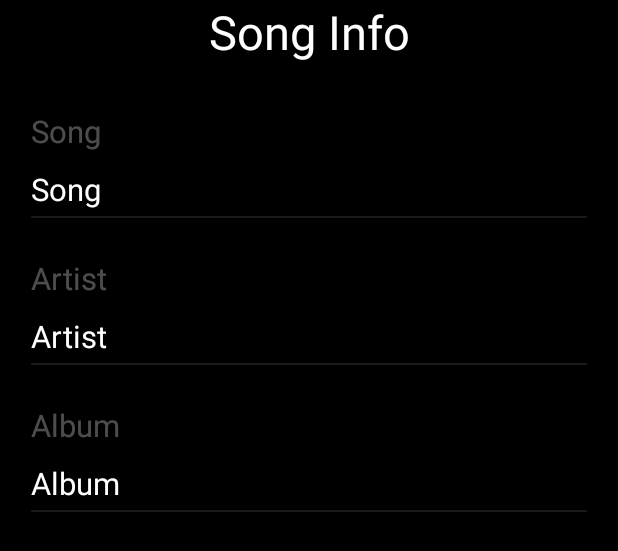
After one commit to AhmedSamirElsaka/Music-Player, an Android app: the layout fragment_song_info.xml on its own in the app's theme, with its tools: preview values and no code run, on a phone screen of 412 x 824 dp. The commit adds this screen. Shown: the top 551 px of the screen. Run offline under Robolectric (Android 15) with nearby library versions, the phone set to English and light mode, and no system bars.

Commit message:
add song info fragment and functions

```diff
--- a/app/build.gradle
+++ b/app/build.gradle
@@ -4,6 +4,7 @@ plugins {
     id 'kotlin-kapt'
     id "dagger.hilt.android.plugin"
     id "androidx.navigation.safeargs.kotlin"
+    id 'kotlin-parcelize'
 }
 
 android {
--- a/app/src/main/java/com/example/musicplayer/data/model/SongModel.kt
+++ b/app/src/main/java/com/example/musicplayer/data/model/SongModel.kt
@@ -4,7 +4,10 @@ import android.net.Uri
 import androidx.activity.result.contract.ActivityResultContracts
 import androidx.room.Entity
 import androidx.room.PrimaryKey
+import android.os.Parcelable
+import kotlinx.parcelize.Parcelize
 
+@Parcelize
 @Entity
 data class SongModel(
     val songName: String,
@@ -17,4 +20,4 @@ data class SongModel(
     val songDateAdded :Long ,
     val songMimeType:String ,
     val songArt: String?
-)
+):Parcelable
--- a/app/src/main/java/com/example/musicplayer/data/source/PlaylistRepository.kt
+++ b/app/src/main/java/com/example/musicplayer/data/source/PlaylistRepository.kt
@@ -3,6 +3,7 @@ package com.example.musicplayer.data.source
 import android.content.Context
 import android.util.Log
 import com.example.musicplayer.data.model.PlaylistModel
+import com.example.musicplayer.data.model.SongModel
 import com.example.musicplayer.data.source.local.MusicDao
 import com.example.musicplayer.utilities.UiState
 import kotlinx.coroutines.CoroutineScope
@@ -50,6 +51,14 @@ class PlaylistRepository @Inject constructor(
         CoroutineScope(Dispatchers.IO).launch {
             musicDao.insertPlaylist(PlaylistModel(playlistName, mutableListOf()))
         }
+    }
 
+    fun addSongToPlaylist(song:SongModel ,  playList: PlaylistModel) {
+        CoroutineScope(Dispatchers.IO).launch {
+           playList.playlistSongs.add(song)
+            musicDao.insertPlaylist(playList)
+        }
     }
+
+
 }
--- a/app/src/main/java/com/example/musicplayer/ui/addToPlaylistBottomSheet/AddToPlaylistAdapter.kt
+++ b/app/src/main/java/com/example/musicplayer/ui/addToPlaylistBottomSheet/AddToPlaylistAdapter.kt
@@ -34,10 +34,8 @@ class AddToPlaylistAdapter(
     }
 
     override fun onBindViewHolder(holder: AddToPlaylistViewHolder, position: Int) {
-        holder.binding.playListName.text = list[position].playlistName
-        Log.i("ahmed", "onBindViewHolder: "+   list[position].playlistName)
-
-        Log.i("ahmed", "onBindViewHolder: "+  holder.binding.playListName.text)
+        holder.binding.playlist = list[position]
+        holder.binding.listener = listener
     }
 
     override fun getItemCount(): Int = list.size
@@ -51,5 +49,5 @@ class AddToPlaylistAdapter(
 }
 
 interface OnAddToPlaylistListener {
-    fun onPlaylistClick(song: SongModel)
+    fun onPlaylistClick(playlist: PlaylistModel)
 }
--- a/app/src/main/java/com/example/musicplayer/ui/addToPlaylistBottomSheet/AddToPlaylistBottomSheet.kt
+++ b/app/src/main/java/com/example/musicplayer/ui/addToPlaylistBottomSheet/AddToPlaylistBottomSheet.kt
@@ -83,28 +83,21 @@ class AddToPlaylistBottomSheet(private val song: SongModel) :
         bottomSheet.layoutParams.height = 1000
 
 
-
         viewLifecycleOwner.lifecycleScope.launch {
             viewModel.getAllPlaylists()
             viewModel.playlists.collect {
                 if (it is UiState.Success) {
                     val playlists = it.data
                     addToPlaylistAdapter.setData((playlists).sortedByDescending { it.playlistName })
-
-                    Log.i("ahmed", "onViewCreated: " + playlists)
-//                        binding.image.setImageResource(R.drawable.album_icon)
-//                    Glide.with(this@ArtistsAndAlbumsAndPlaylistsSongsFragment)
-//                        .load(Uri.parse(it.data.albumArt))
-//                        .into(binding.image)
-//                    binding.name.text = it.data.albumName
-//                    "${it.data.albumSongs.size} songs".also { binding.songsCount.text = it }
-
                 }
             }
         }
     }
 
-    override fun onPlaylistClick(song: SongModel) {
-        TODO("Not yet implemented")
+    override fun onPlaylistClick(playlist:PlaylistModel) {
+
+        Log.i("ahmed", "onPlaylistClick: " + song + playlist)
+        viewModel.addSongToPlayList(song , playlist)
+        dismiss()
     }
 }
--- a/app/src/main/java/com/example/musicplayer/ui/addToPlaylistBottomSheet/AddToPlaylistViewModel.kt
+++ b/app/src/main/java/com/example/musicplayer/ui/addToPlaylistBottomSheet/AddToPlaylistViewModel.kt
@@ -4,6 +4,7 @@ import android.util.Log
 import androidx.lifecycle.viewModelScope
 import com.example.musicplayer.data.model.ArtistModel
 import com.example.musicplayer.data.model.PlaylistModel
+import com.example.musicplayer.data.model.SongModel
 import com.example.musicplayer.data.source.MusicRepository
 import com.example.musicplayer.data.source.PlaylistRepository
 import com.example.musicplayer.ui.base.BaseViewModel
@@ -29,9 +30,14 @@ class AddToPlaylistViewModel  @Inject constructor(
             val musicFlow = playlistRepository.getPlaylists()
             musicFlow.collect { resource ->
                 _playlists.value = resource
-                Log.i("ahmed", "getAllPlaylists: " + resource)
             }
         }
     }
 
+    fun addSongToPlayList(song:SongModel , playList:PlaylistModel){
+        viewModelScope.launch {
+            playlistRepository.addSongToPlaylist(song , playList)
+        }
+    }
+
 }
--- a/app/src/main/java/com/example/musicplayer/ui/homeSongMoreButtonBottomSheet/HomeSongMoreButtonBottomSheet.kt
+++ b/app/src/main/java/com/example/musicplayer/ui/homeSongMoreButtonBottomSheet/HomeSongMoreButtonBottomSheet.kt
@@ -85,6 +85,14 @@ class HomeSongMoreButtonBottomSheet
                 fragmentManager?.let { moreButtonBottomSheet.show(it, moreButtonBottomSheet.tag) }
                 dismiss()
             }
+
+            songInfoSongMoreButton.setOnClickListener {
+                val action = HomeFragmentDirections.actionHomeFragmentToSongInfoFragment(
+                    song
+                )
+                findNavController().navigate(action)
+                dismiss()
+            }
         }
     }
 }
--- a/app/src/main/java/com/example/musicplayer/ui/playlistFragment/PlaylistAdapter.kt
+++ b/app/src/main/java/com/example/musicplayer/ui/playlistFragment/PlaylistAdapter.kt
@@ -1,5 +1,6 @@
 package com.example.musicplayer.ui.playlistFragment
 
+import android.util.Log
 import android.view.LayoutInflater
 import android.view.ViewGroup
 import androidx.databinding.DataBindingUtil
--- a/app/src/main/java/com/example/musicplayer/ui/playlistFragment/PlaylistFragment.kt
+++ b/app/src/main/java/com/example/musicplayer/ui/playlistFragment/PlaylistFragment.kt
@@ -1,6 +1,7 @@
 package com.example.musicplayer.ui.playlistFragment
 
 import android.os.Bundle
+import android.util.Log
 import android.view.View
 import androidx.fragment.app.viewModels
 import androidx.lifecycle.lifecycleScope
@@ -41,6 +42,8 @@ class PlaylistFragment : BaseFragment<FragmentPlaylistBinding>(), OnPlaylistsLis
         viewLifecycleOwner.lifecycleScope.launch {
             viewModel.playlists.collect {
                 if (it is UiState.Success && it.data.isNotEmpty()) {
+
+                    Log.i("ahmed", "onViewCreated: " + it )
                     playListAdapter.setData(
                         (it.data.toMutableList().apply {
                             add(
--- /dev/null
+++ b/app/src/main/java/com/example/musicplayer/ui/songInfoFragment/SongInfoFragment.kt
@@ -0,0 +1,38 @@
+package com.example.musicplayer.ui.songInfoFragment
+
+import android.os.Bundle
+import androidx.fragment.app.Fragment
+import android.view.LayoutInflater
+import android.view.View
+import android.view.ViewGroup
+import androidx.lifecycle.ViewModel
+import androidx.lifecycle.lifecycleScope
+import androidx.navigation.fragment.navArgs
+import androidx.recyclerview.widget.LinearLayoutManager
+import com.example.musicplayer.R
+import com.example.musicplayer.data.model.SongModel
+import com.example.musicplayer.databinding.FragmentArtistBinding
+import com.example.musicplayer.databinding.FragmentSongInfoBinding
+import com.example.musicplayer.ui.artistFragment.ArtistAdapter
+import com.example.musicplayer.ui.artistsAndAlbumsAndPlaylistsSongs.ArtistsAndAlbumsAndPlaylistsSongsFragmentArgs
+import com.example.musicplayer.ui.base.BaseFragment
+import com.example.musicplayer.utilities.UiState
+import kotlinx.coroutines.launch
+
+
+class SongInfoFragment : BaseFragment<FragmentSongInfoBinding>() {
+    override val layoutFragmentId: Int = R.layout.fragment_song_info
+    override val viewModel: ViewModel
+        get() = TODO("Not yet implemented")
+
+    val args: SongInfoFragmentArgs by navArgs()
+    private lateinit var song:SongModel
+    override fun onViewCreated(view: View, savedInstanceState: Bundle?) {
+        super.onViewCreated(view, savedInstanceState)
+
+        song = args.song
+
+        binding.song = song
+    }
+
+}
--- a/app/src/main/res/layout/activity_main.xml
+++ b/app/src/main/res/layout/activity_main.xml
@@ -2,12 +2,13 @@
 
 <layout>
 
-<androidx.constraintlayout.widget.ConstraintLayout xmlns:android="http://schemas.android.com/apk/res/android"
+<androidx.coordinatorlayout.widget.CoordinatorLayout xmlns:android="http://schemas.android.com/apk/res/android"
     xmlns:app="http://schemas.android.com/apk/res-auto"
     xmlns:tools="http://schemas.android.com/tools"
     android:layout_width="match_parent"
     android:layout_height="match_parent"
     tools:context=".MainActivity">
+
 
 <androidx.fragment.app.FragmentContainerView
     android:id="@+id/nav_host_fragment"
@@ -21,5 +22,5 @@
     app:navGraph="@navigation/home_nav" />
 
 
-</androidx.constraintlayout.widget.ConstraintLayout>
+</androidx.coordinatorlayout.widget.CoordinatorLayout>
 </layout>
--- a/app/src/main/res/layout/add_to_playlist_rv_item.xml
+++ b/app/src/main/res/layout/add_to_playlist_rv_item.xml
@@ -1,6 +1,15 @@
 <?xml version="1.0" encoding="utf-8"?>
 <layout>
 
+    <data>
+        <variable
+            name="playlist"
+            type="com.example.musicplayer.data.model.PlaylistModel" />
+
+        <variable
+            name="listener"
+            type="com.example.musicplayer.ui.addToPlaylistBottomSheet.OnAddToPlaylistListener" />
+    </data>
     <androidx.constraintlayout.widget.ConstraintLayout xmlns:android="http://schemas.android.com/apk/res/android"
         xmlns:app="http://schemas.android.com/apk/res-auto"
         xmlns:tools="http://schemas.android.com/tools"
@@ -9,7 +18,7 @@
         android:background="#303030">
 
         <TextView
-            android:id="@+id/play_list_name"
+            android:id="@+id/play_list_name_tv"
             android:layout_width="match_parent"
             android:layout_height="wrap_content"
             android:padding="16dp"
@@ -17,6 +26,8 @@
             android:backgroundTint="#303030"
             android:elevation="8dp"
             android:textColor="@color/white"
+            android:text="@{playlist.playlistName}"
+            android:onClick="@{() -> listener.onPlaylistClick(playlist)}"
             app:layout_constraintBottom_toBottomOf="parent"
             app:layout_constraintEnd_toEndOf="parent"
             app:layout_constraintStart_toStartOf="parent"
--- a/app/src/main/res/layout/fragment_new_playlist.xml
+++ b/app/src/main/res/layout/fragment_new_playlist.xml
@@ -11,6 +11,7 @@
     <androidx.constraintlayout.widget.ConstraintLayout
         android:layout_width="match_parent"
         android:layout_height="match_parent"
+        android:background="@color/black"
         tools:context=".ui.newPlaylistFragment.NewPlaylistFragment">
 
 <!--        <com.google.android.material.textfield.TextInputLayout-->
--- /dev/null
+++ b/app/src/main/res/layout/fragment_song_info.xml
@@ -0,0 +1,180 @@
+<?xml version="1.0" encoding="utf-8"?>
+<layout xmlns:android="http://schemas.android.com/apk/res/android"
+    xmlns:app="http://schemas.android.com/apk/res-auto"
+    xmlns:tools="http://schemas.android.com/tools">
+
+
+    <data>
+
+        <variable
+            name="song"
+            type="com.example.musicplayer.data.model.SongModel" />
+    </data>
+
+    <androidx.constraintlayout.widget.ConstraintLayout
+        android:layout_width="match_parent"
+        android:layout_height="match_parent"
+        android:background="@color/black"
+        tools:context=".ui.songInfoFragment.SongInfoFragment">
+
+        <TextView
+            android:id="@+id/textView5"
+            android:layout_width="match_parent"
+            android:layout_height="wrap_content"
+            android:gravity="center"
+            android:text="Song Info"
+            android:textColor="@color/white"
+            android:textSize="@dimen/_24ssp"
+            app:layout_constraintBottom_toBottomOf="parent"
+            app:layout_constraintEnd_toEndOf="parent"
+            app:layout_constraintHorizontal_bias="0.0"
+            app:layout_constraintStart_toStartOf="parent"
+            app:layout_constraintTop_toTopOf="parent"
+            app:layout_constraintVertical_bias="0.0" />
+
+        <TextView
+            android:id="@+id/textView2"
+            android:layout_width="wrap_content"
+            android:layout_height="wrap_content"
+            android:layout_marginHorizontal="@dimen/_16sdp"
+            android:text="Song"
+            android:textColor="#4DFFFFFF"
+            android:textSize="@dimen/_16ssp"
+            android:layout_marginTop="@dimen/_24sdp"
+            app:layout_constraintBottom_toBottomOf="parent"
+            app:layout_constraintEnd_toEndOf="parent"
+            app:layout_constraintHorizontal_bias="0.0"
+            app:layout_constraintStart_toStartOf="parent"
+            app:layout_constraintTop_toBottomOf="@+id/textView5"
+            app:layout_constraintVertical_bias="0.0" />
+
+        <TextView
+            android:id="@+id/song_name_info"
+            android:layout_width="match_parent"
+            android:layout_height="wrap_content"
+            android:layout_marginHorizontal="@dimen/_16sdp"
+            android:layout_marginTop="@dimen/_8sdp"
+            android:ellipsize="end"
+            android:maxLines="1"
+            android:text="@{song.songName}"
+            android:textColor="#FFFFFF"
+            android:textSize="@dimen/_16ssp"
+            app:layout_constraintBottom_toBottomOf="parent"
+            app:layout_constraintEnd_toEndOf="parent"
+            app:layout_constraintHorizontal_bias="0.044"
+            app:layout_constraintStart_toStartOf="parent"
+            app:layout_constraintTop_toBottomOf="@+id/textView2"
+            app:layout_constraintVertical_bias="0.0"
+            tools:text="Song" />
+
+        <View
+            android:layout_width="match_parent"
+            android:layout_height="1dp"
+            android:layout_marginHorizontal="@dimen/_16sdp"
+            android:layout_marginTop="4dp"
+            android:background="#1AFFFFFF"
+            app:layout_constraintBottom_toBottomOf="parent"
+            app:layout_constraintEnd_toEndOf="@+id/song_name_info"
+            app:layout_constraintHorizontal_bias="0.0"
+            app:layout_constraintStart_toStartOf="@+id/song_name_info"
+            app:layout_constraintTop_toBottomOf="@+id/song_name_info"
+            app:layout_constraintVertical_bias="0.0" />
+
+
+        <TextView
+            android:id="@+id/textView3"
+            android:layout_width="wrap_content"
+            android:layout_height="wrap_content"
+            android:layout_marginHorizontal="@dimen/_16sdp"
+            android:layout_marginTop="@dimen/_24sdp"
+            android:text="Artist"
+            android:textColor="#4DFFFFFF"
+            android:textSize="@dimen/_16ssp"
+            app:layout_constraintBottom_toBottomOf="parent"
+            app:layout_constraintEnd_toEndOf="parent"
+            app:layout_constraintHorizontal_bias="0.0"
+            app:layout_constraintStart_toStartOf="parent"
+            app:layout_constraintTop_toBottomOf="@+id/song_name_info"
+            app:layout_constraintVertical_bias="0.0" />
+
+        <TextView
+            android:id="@+id/song_artist_info"
+            android:layout_width="match_parent"
+            android:layout_height="wrap_content"
+            android:layout_marginHorizontal="@dimen/_16sdp"
+            android:layout_marginTop="@dimen/_8sdp"
+            android:ellipsize="end"
+            android:maxLines="1"
+            android:text="@{song.songArtist}"
+            android:textColor="#FFFFFF"
+            android:textSize="@dimen/_16ssp"
+            app:layout_constraintBottom_toBottomOf="parent"
+            app:layout_constraintEnd_toEndOf="parent"
+            app:layout_constraintHorizontal_bias="0.044"
+            app:layout_constraintStart_toStartOf="parent"
+            app:layout_constraintTop_toBottomOf="@+id/textView3"
+            app:layout_constraintVertical_bias="0.0"
+            tools:text="Artist" />
+
+        <View
+            android:layout_width="match_parent"
+            android:layout_height="1dp"
+            android:layout_marginHorizontal="@dimen/_16sdp"
+            android:layout_marginTop="4dp"
+            android:background="#1AFFFFFF"
+            app:layout_constraintBottom_toBottomOf="parent"
+            app:layout_constraintEnd_toEndOf="@+id/song_artist_info"
+            app:layout_constraintHorizontal_bias="0.0"
+            app:layout_constraintStart_toStartOf="@+id/song_artist_info"
+            app:layout_constraintTop_toBottomOf="@+id/song_artist_info"
+            app:layout_constraintVertical_bias="0.0" />
+
+        <TextView
+            android:id="@+id/textView4"
+            android:layout_width="wrap_content"
+            android:layout_height="wrap_content"
+            android:layout_marginHorizontal="@dimen/_16sdp"
+            android:layout_marginTop="@dimen/_24sdp"
+            android:text="Album"
+            android:textColor="#4DFFFFFF"
+            android:textSize="@dimen/_16ssp"
+            app:layout_constraintBottom_toBottomOf="parent"
+            app:layout_constraintEnd_toEndOf="parent"
+            app:layout_constraintHorizontal_bias="0.0"
+            app:layout_constraintStart_toStartOf="parent"
+            app:layout_constraintTop_toBottomOf="@+id/song_artist_info"
+            app:layout_constraintVertical_bias="0.0" />
+
+        <TextView
+            android:id="@+id/song_Album_info"
+            android:layout_width="match_parent"
+            android:layout_height="wrap_content"
+            android:layout_marginHorizontal="@dimen/_16sdp"
+            android:layout_marginTop="@dimen/_8sdp"
+            android:ellipsize="end"
+            android:maxLines="1"
+            android:text="@{song.songAlbum}"
+            android:textColor="#FFFFFF"
+            android:textSize="@dimen/_16ssp"
+            app:layout_constraintBottom_toBottomOf="parent"
+            app:layout_constraintEnd_toEndOf="parent"
+            app:layout_constraintHorizontal_bias="0.044"
+            app:layout_constraintStart_toStartOf="parent"
+            app:layout_constraintTop_toBottomOf="@+id/textView4"
+            app:layout_constraintVertical_bias="0.0"
+            tools:text="Album" />
+
+        <View
+            android:layout_width="match_parent"
+            android:layout_height="1dp"
+            android:layout_marginHorizontal="@dimen/_16sdp"
+            android:layout_marginTop="4dp"
+            android:background="#1AFFFFFF"
+            app:layout_constraintBottom_toBottomOf="parent"
+            app:layout_constraintEnd_toEndOf="@+id/song_Album_info"
+            app:layout_constraintHorizontal_bias="0.0"
+            app:layout_constraintStart_toStartOf="@+id/song_Album_info"
+            app:layout_constraintTop_toBottomOf="@+id/song_Album_info"
+            app:layout_constraintVertical_bias="0.0" />
+    </androidx.constraintlayout.widget.ConstraintLayout>
+</layout>
--- a/app/src/main/res/navigation/home_nav.xml
+++ b/app/src/main/res/navigation/home_nav.xml
@@ -15,6 +15,9 @@
         <action
             android:id="@+id/action_homeFragment_to_newPlaylistFragment"
             app:destination="@id/newPlaylistFragment" />
+        <action
+            android:id="@+id/action_homeFragment_to_songInfoFragment"
+            app:destination="@id/songInfoFragment" />
     </fragment>
 
     <fragment
@@ -46,6 +49,15 @@
         android:name="com.example.musicplayer.ui.newPlaylistFragment.NewPlaylistFragment"
         android:label="NewPlaylistFragment"
         tools:layout="@layout/fragment_new_playlist"/>
+    <fragment
+        android:id="@+id/songInfoFragment"
+        android:name="com.example.musicplayer.ui.songInfoFragment.SongInfoFragment"
+        android:label="SongInfoFragment"
+        tools:layout="@layout/fragment_song_info">
+        <argument
+            android:name="song"
+            app:argType="com.example.musicplayer.data.model.SongModel" />
+    </fragment>
 
 
 </navigation>
```
